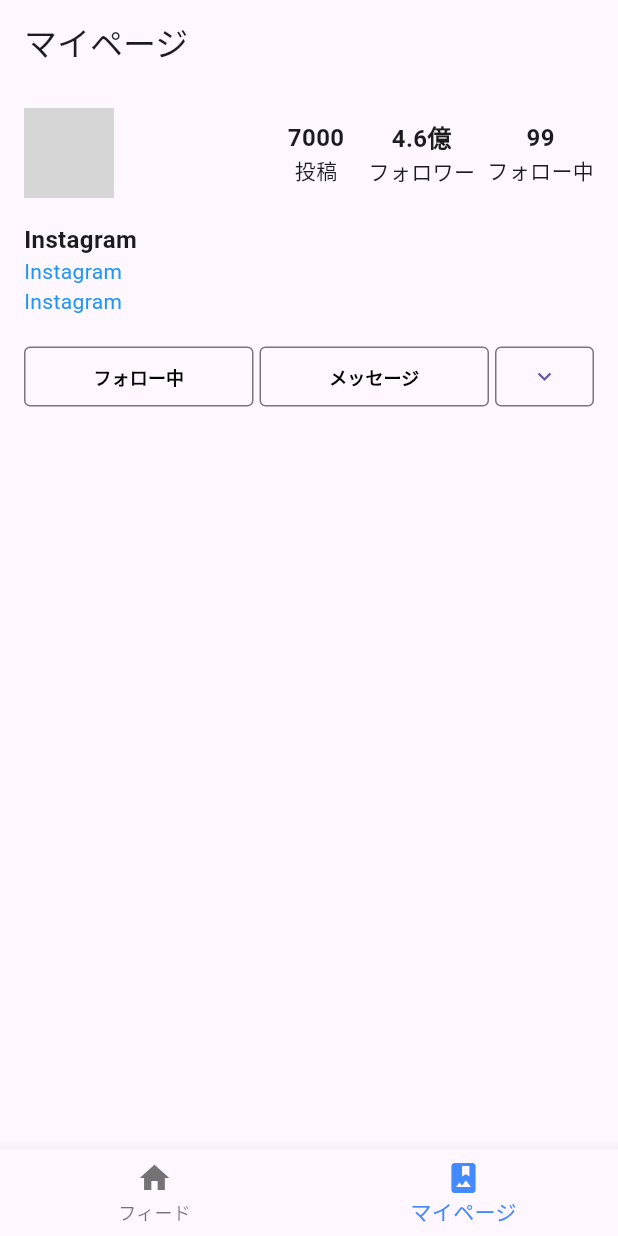
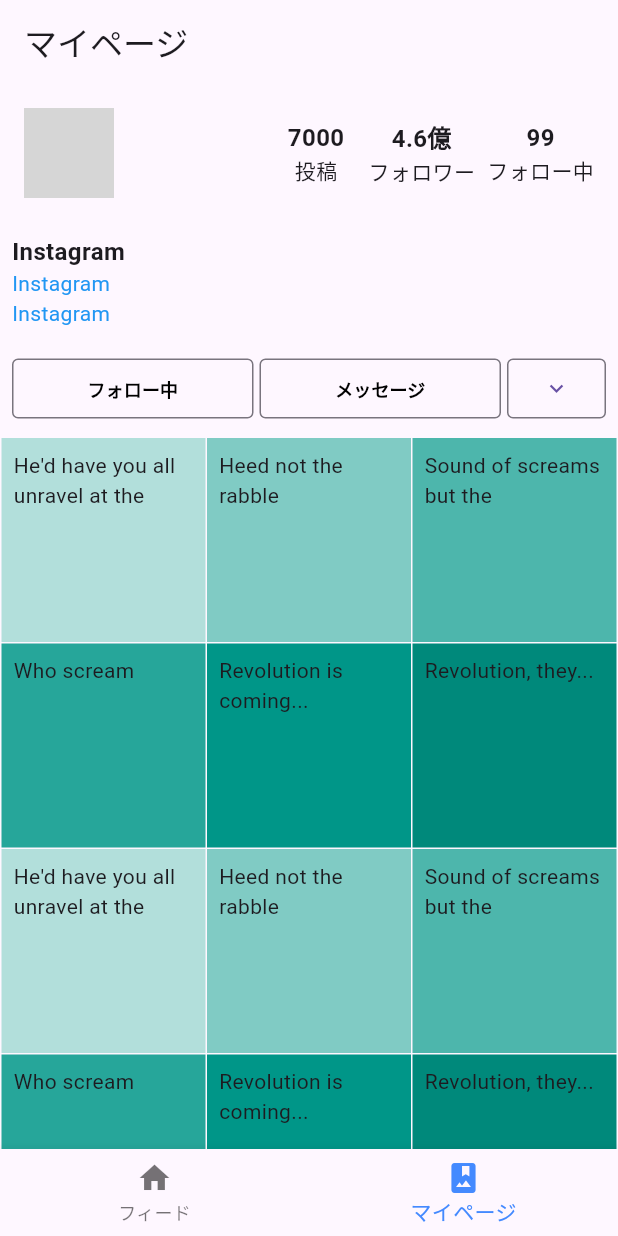
Before and after one commit to naoyamatsunaga/instagram_trace, a Flutter app: the screen it shows after launch, item 2 of the bottom bar chosen, on a phone screen of 412 x 824 dp. Run offline on Flutter 3.47's test engine with Material 3 defaults, Android fonts, the phone set to English and light mode, and no system bars; network calls fail; grey boxes are pictures that could not be loaded.

Commit message:
GridViewの実装

```diff
--- a/lib/pages/my_page.dart
+++ b/lib/pages/my_page.dart
@@ -9,12 +9,13 @@ class MyPage extends StatelessWidget {
       appBar: AppBar(
         title: const Text("マイページ"),
       ),
-      body: Padding(
-        padding: const EdgeInsets.all(16),
+      body: SingleChildScrollView(
         child: Column(
           crossAxisAlignment: CrossAxisAlignment.start,
           children: [
-            Row(
+            Padding(
+              padding: const EdgeInsets.all(16),
+              child: Row(
                 children: [
                   Image.network(
                     "https://cdn.icon-icons.com/icons2/2699/PNG/512/instagram_logo_icon_168715.png",
@@ -24,30 +25,32 @@ class MyPage extends StatelessWidget {
                   const Spacer(),
                   const Column(children: [
                     Text("7000",
-                      style:
-                          TextStyle(fontWeight: FontWeight.bold, fontSize: 16)),
+                        style: TextStyle(
+                            fontWeight: FontWeight.bold, fontSize: 16)),
                     Text("投稿")
                   ]),
                   const SizedBox(width: 16),
                   const Column(children: [
                     Text("4.6億",
-                      style:
-                          TextStyle(fontWeight: FontWeight.bold, fontSize: 16)),
+                        style: TextStyle(
+                            fontWeight: FontWeight.bold, fontSize: 16)),
                     Text("フォロワー")
                   ]),
                   const SizedBox(width: 8),
                   const Column(children: [
                     Text("99",
-                      style:
-                          TextStyle(fontWeight: FontWeight.bold, fontSize: 16)),
+                        style: TextStyle(
+                            fontWeight: FontWeight.bold, fontSize: 16)),
                     Text("フォロー中")
                   ]),
                 ],
               ),
-            const Column(
+            ),
+            const Padding(
+              padding: EdgeInsets.all(8.0),
+              child: Column(
                 crossAxisAlignment: CrossAxisAlignment.start,
                 children: [
-                SizedBox(height: 16),
                   Text("Instagram",
                       style:
                           TextStyle(fontWeight: FontWeight.bold, fontSize: 16)),
@@ -55,10 +58,10 @@ class MyPage extends StatelessWidget {
                   Text("Instagram", style: TextStyle(color: Colors.blue)),
                 ],
               ),
-            const SizedBox(
-              height: 16,
             ),
-            Row(
+            Padding(
+              padding: const EdgeInsets.all(8.0),
+              child: Row(
                 mainAxisAlignment: MainAxisAlignment.spaceEvenly,
                 children: [
                   Expanded(
@@ -108,6 +111,108 @@ class MyPage extends StatelessWidget {
                       child: const Icon(Icons.keyboard_arrow_down)),
                 ],
               ),
+            ),
+            GridView.count(
+              shrinkWrap: true,
+              physics: const NeverScrollableScrollPhysics(),
+              primary: false,
+              padding: const EdgeInsets.all(1),
+              crossAxisSpacing: 1,
+              mainAxisSpacing: 1,
+              crossAxisCount: 3,
+              children: <Widget>[
+                Container(
+                  padding: const EdgeInsets.all(8),
+                  color: Colors.teal[100],
+                  child: const Text("He'd have you all unravel at the"),
+                ),
+                Container(
+                  padding: const EdgeInsets.all(8),
+                  color: Colors.teal[200],
+                  child: const Text('Heed not the rabble'),
+                ),
+                Container(
+                  padding: const EdgeInsets.all(8),
+                  color: Colors.teal[300],
+                  child: const Text('Sound of screams but the'),
+                ),
+                Container(
+                  padding: const EdgeInsets.all(8),
+                  color: Colors.teal[400],
+                  child: const Text('Who scream'),
+                ),
+                Container(
+                  padding: const EdgeInsets.all(8),
+                  color: Colors.teal[500],
+                  child: const Text('Revolution is coming...'),
+                ),
+                Container(
+                  padding: const EdgeInsets.all(8),
+                  color: Colors.teal[600],
+                  child: const Text('Revolution, they...'),
+                ),
+                Container(
+                  padding: const EdgeInsets.all(8),
+                  color: Colors.teal[100],
+                  child: const Text("He'd have you all unravel at the"),
+                ),
+                Container(
+                  padding: const EdgeInsets.all(8),
+                  color: Colors.teal[200],
+                  child: const Text('Heed not the rabble'),
+                ),
+                Container(
+                  padding: const EdgeInsets.all(8),
+                  color: Colors.teal[300],
+                  child: const Text('Sound of screams but the'),
+                ),
+                Container(
+                  padding: const EdgeInsets.all(8),
+                  color: Colors.teal[400],
+                  child: const Text('Who scream'),
+                ),
+                Container(
+                  padding: const EdgeInsets.all(8),
+                  color: Colors.teal[500],
+                  child: const Text('Revolution is coming...'),
+                ),
+                Container(
+                  padding: const EdgeInsets.all(8),
+                  color: Colors.teal[600],
+                  child: const Text('Revolution, they...'),
+                ),
+                Container(
+                  padding: const EdgeInsets.all(8),
+                  color: Colors.teal[100],
+                  child: const Text("He'd have you all unravel at the"),
+                ),
+                Container(
+                  padding: const EdgeInsets.all(8),
+                  color: Colors.teal[200],
+                  child: const Text('Heed not the rabble'),
+                ),
+                Container(
+                  padding: const EdgeInsets.all(8),
+                  color: Colors.teal[300],
+                  child: const Text('Sound of screams but the'),
+                ),
+                Container(
+                  padding: const EdgeInsets.all(8),
+                  color: Colors.teal[400],
+                  child: const Text('Who scream'),
+                ),
+                Container(
+                  padding: const EdgeInsets.all(8),
+                  color: Colors.teal[500],
+                  child: const Text('Revolution is coming...'),
+                ),
+                Container(
+                  padding: const EdgeInsets.all(8),
+                  color: Colors.teal[600],
+                  child: const Text('Revolution, they...'),
+                ),
+              ],
+            )
           ],
         ),
       ),
```
Lines whose indentation alone changed are shown as unchanged.
